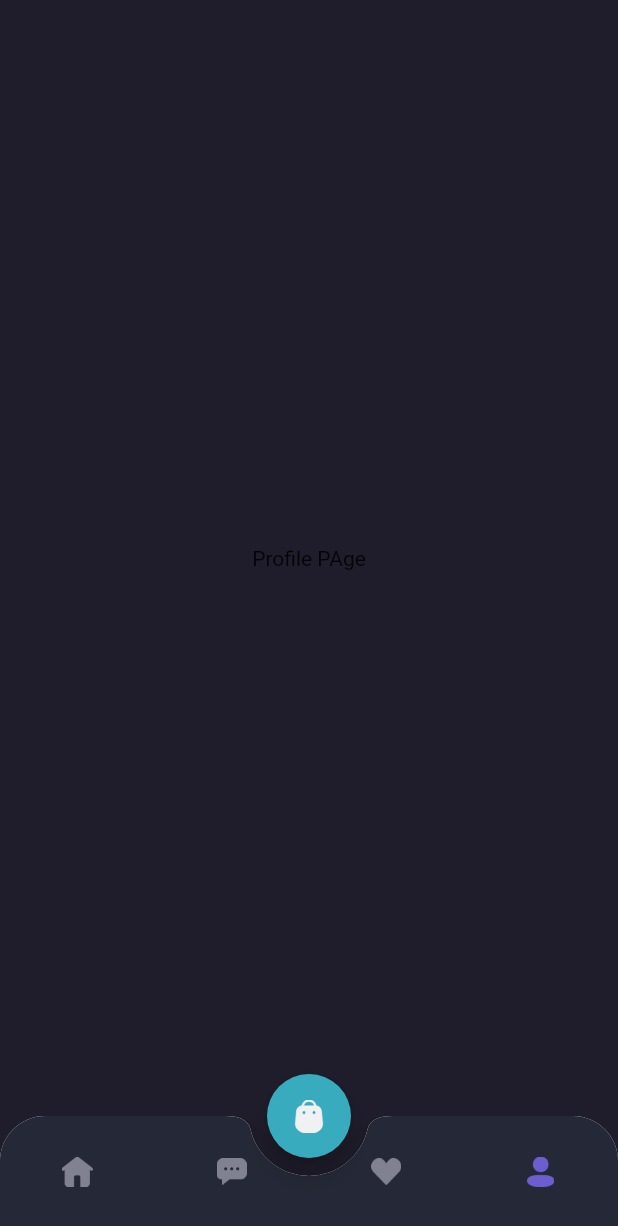
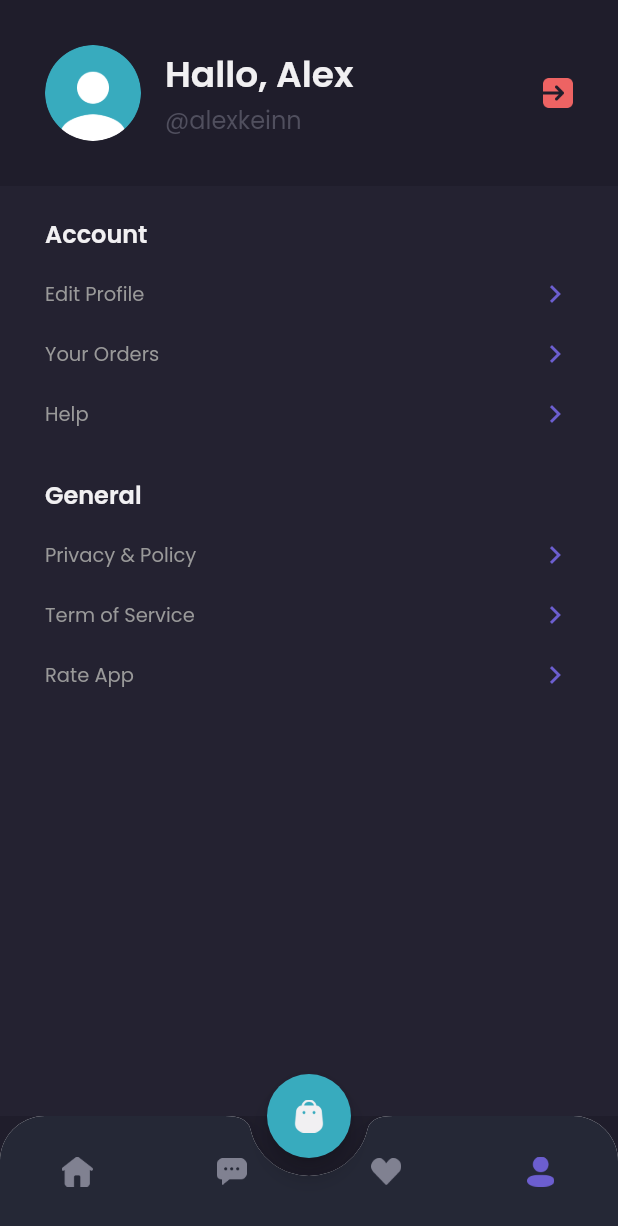
Before and after one commit to aldij29/learning_project_flutter_shamo_e-commerce, a Flutter app: the MainPage screen opened by its route, item 4 of the bottom bar chosen, on a phone screen of 412 x 824 dp. Shown: the top 1226 px of the screen. Run offline on Flutter 3.47's test engine with Material 2 defaults, Android fonts, the phone set to English and light mode, and no system bars; our stand-ins replace google_fonts.

Commit message:
update profile page

```diff
--- a/lib/pages/home/profile_page.dart
+++ b/lib/pages/home/profile_page.dart
@@ -5,10 +5,123 @@ class ProfilePage extends StatelessWidget {
 
   @override
   Widget build(BuildContext context) {
-    return Container(
-      child: Center(
-        child: Text('Profile PAge'),
-      ),
+    Widget header() {
+      return AppBar(
+        backgroundColor: backgroundColor1,
+        automaticallyImplyLeading: false,
+        elevation: 0,
+        flexibleSpace: SafeArea(
+          child: Container(
+            padding: EdgeInsets.all(
+              defaultMargin,
+            ),
+            child: Row(
+              children: [
+                ClipOval(
+                  child: Image.asset(
+                    'assets/images/image_avatar.png',
+                    width: 64,
+                  ),
+                ),
+                SizedBox(
+                  width: 16,
+                ),
+                Expanded(
+                    child: Column(
+                  crossAxisAlignment: CrossAxisAlignment.start,
+                  children: [
+                    Text(
+                      'Hallo, Alex',
+                      style: primaryTextStyle.copyWith(
+                          fontSize: 24, fontWeight: semiBold),
+                    ),
+                    Text(
+                      '@alexkeinn',
+                      style: suibTitleTextStyle.copyWith(
+                        fontSize: 16,
+                      ),
+                    )
+                  ],
+                )),
+                GestureDetector(
+                  onTap: () {
+                    Navigator.pushNamedAndRemoveUntil(
+                        context, '/sign-in', (route) => false);
+                  },
+                  child: Image.asset(
+                    'assets/icons/button_logout.png',
+                    width: 20,
+                  ),
+                )
+              ],
+            ),
+          ),
+        ),
+      );
+    }
+
+    Widget menuItem(String text) {
+      return Container(
+        margin: EdgeInsets.only(top: 16),
+        child: Row(
+          mainAxisAlignment: MainAxisAlignment.spaceBetween,
+          children: [
+            Text(
+              text,
+              style: secondaryTextStyle.copyWith(
+                fontSize: 13,
+              ),
+            ),
+            Icon(
+              Icons.chevron_right,
+              color: primaryColor,
+            )
+          ],
+        ),
+      );
+    }
+
+    Widget content() {
+      return Expanded(
+        child: Container(
+          width: double.infinity,
+          padding: EdgeInsets.symmetric(horizontal: defaultMargin),
+          decoration: BoxDecoration(
+            color: backgroundColor3,
+          ),
+          child: Column(
+            crossAxisAlignment: CrossAxisAlignment.start,
+            children: [
+              SizedBox(
+                height: 20,
+              ),
+              Text(
+                'Account',
+                style: primaryTextStyle.copyWith(
+                    fontWeight: semiBold, fontSize: 16),
+              ),
+              menuItem('Edit Profile'),
+              menuItem('Your Orders'),
+              menuItem('Help'),
+              SizedBox(
+                height: 30,
+              ),
+              Text(
+                'General',
+                style: primaryTextStyle.copyWith(
+                    fontWeight: semiBold, fontSize: 16),
+              ),
+              menuItem('Privacy & Policy'),
+              menuItem('Term of Service'),
+              menuItem('Rate App'),
+            ],
+          ),
+        ),
+      );
+    }
+
+    return Column(
+      children: [header(), content()],
     );
   }
 }
```
